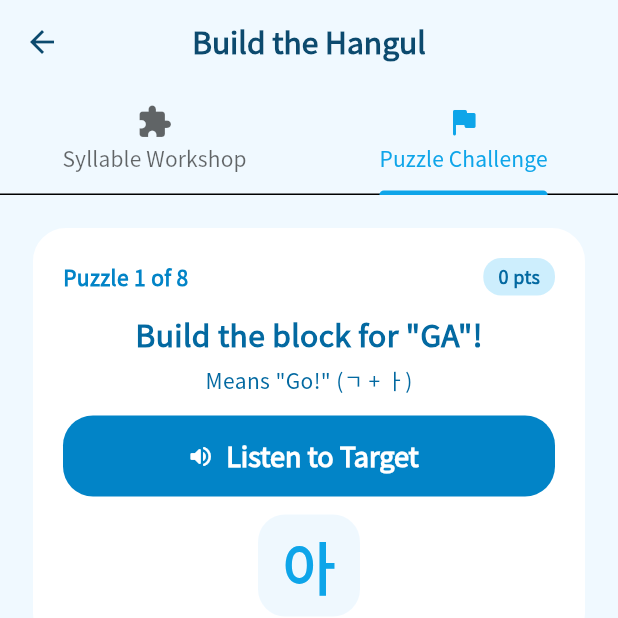
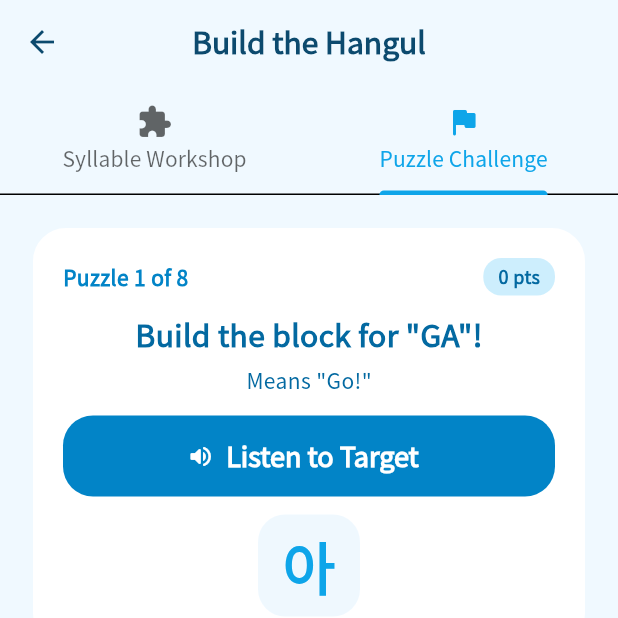
Before and after one commit to kevinariel1/samgyeopsal, a Flutter app: the HangulBuilderScreen screen opened directly, tab 2 chosen, on a phone screen of 412 x 824 dp, the top half of it. Run offline on Flutter 3.47's test engine with Material 3 defaults, Android fonts, the phone set to English and light mode, and no system bars; our stand-ins replace flutter_dotenv, flutter_riverpod, google_fonts, just_audio, shared_preferences; missing offline and left inert: sherpa_onnx; accounts and stored records are empty.

Commit message:
removing puzzle spoilers

```diff
--- a/lib/presentation/screens/hangul_builder_screen.dart
+++ b/lib/presentation/screens/hangul_builder_screen.dart
@@ -155,7 +155,7 @@ class _HangulBuilderScreenState extends ConsumerState<HangulBuilderScreen>
     SyllableChallenge(
       targetSyllable: '가',
       romanization: 'ga',
-      meaningHint: 'Means "Go!" (ㄱ + ㅏ)',
+      meaningHint: 'Means "Go!"',
       chosungIdx: 0,
       jungsungIdx: 0,
       jongsungIdx: 0,
@@ -163,7 +163,7 @@ class _HangulBuilderScreenState extends ConsumerState<HangulBuilderScreen>
     SyllableChallenge(
       targetSyllable: '나',
       romanization: 'na',
-      meaningHint: 'Means "I / Me" (ㄴ + ㅏ)',
+      meaningHint: 'Means "I / Me"',
       chosungIdx: 1,
       jungsungIdx: 0,
       jongsungIdx: 0,
@@ -179,7 +179,7 @@ class _HangulBuilderScreenState extends ConsumerState<HangulBuilderScreen>
     SyllableChallenge(
       targetSyllable: '물',
       romanization: 'mul',
-      meaningHint: 'Means "Water"  (Uses Batchim ㄹ!)',
+      meaningHint: 'Means "Water"',
       chosungIdx: 4,
       jungsungIdx: 3,
       jongsungIdx: 4,
@@ -187,7 +187,7 @@ class _HangulBuilderScreenState extends ConsumerState<HangulBuilderScreen>
     SyllableChallenge(
       targetSyllable: '밥',
       romanization: 'bap',
-      meaningHint: 'Means "Cooked Rice"  (Uses Batchim ㅂ!)',
+      meaningHint: 'Means "Cooked Rice"',
       chosungIdx: 5,
       jungsungIdx: 0,
       jongsungIdx: 6,
@@ -195,7 +195,7 @@ class _HangulBuilderScreenState extends ConsumerState<HangulBuilderScreen>
     SyllableChallenge(
       targetSyllable: '산',
       romanization: 'san',
-      meaningHint: 'Means "Mountain"  (Uses Batchim ㄴ!)',
+      meaningHint: 'Means "Mountain"',
       chosungIdx: 6,
       jungsungIdx: 0,
       jongsungIdx: 2,
@@ -203,7 +203,7 @@ class _HangulBuilderScreenState extends ConsumerState<HangulBuilderScreen>
     SyllableChallenge(
       targetSyllable: '곰',
       romanization: 'gom',
-      meaningHint: 'Means "Bear"  (ㄱ + ㅗ + ㅁ)',
+      meaningHint: 'Means "Bear"',
       chosungIdx: 0,
       jungsungIdx: 2,
       jongsungIdx: 5,
@@ -211,7 +211,7 @@ class _HangulBuilderScreenState extends ConsumerState<HangulBuilderScreen>
     SyllableChallenge(
       targetSyllable: '빵',
       romanization: 'ppang',
-      meaningHint: 'Means "Bread"  (Twin ㅃ + ㅏ + ㅇ)',
+      meaningHint: 'Means "Bread"',
       chosungIdx: 16,
       jungsungIdx: 0,
       jongsungIdx: 8,
```
